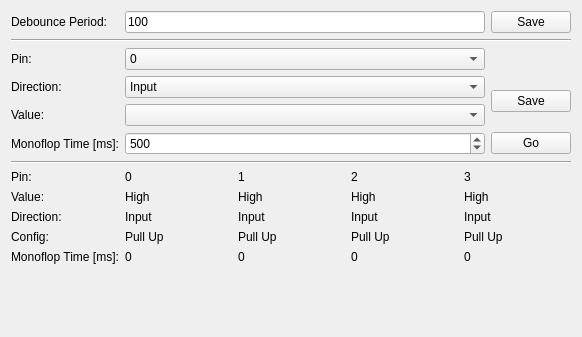
Qt form src/brickv/plugin_system/plugins/io4/ui/io4.ui (Tinkerforge/brickv) before a commit.
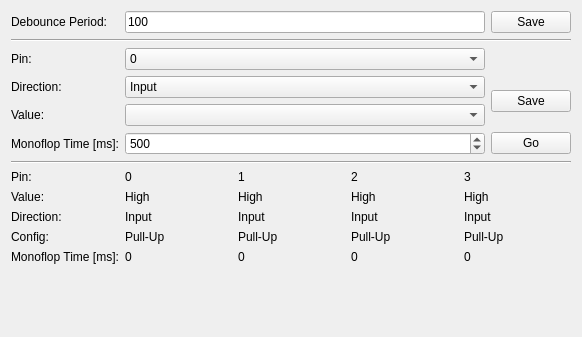
The same form after that commit.

Commit message: Unify wording of 'pull-up'

The edit to the form file:
```diff
--- a/src/brickv/plugin_system/plugins/io4/ui/io4.ui
+++ b/src/brickv/plugin_system/plugins/io4/ui/io4.ui
@@ -215,28 +215,28 @@
        <item row="3" column="0">
         <widget class="QLabel" name="ac0">
          <property name="text">
-          <string>Pull Up</string>
+          <string>Pull-Up</string>
          </property>
         </widget>
        </item>
        <item row="3" column="1">
         <widget class="QLabel" name="ac1">
          <property name="text">
-          <string>Pull Up</string>
+          <string>Pull-Up</string>
          </property>
         </widget>
        </item>
        <item row="3" column="2">
         <widget class="QLabel" name="ac2">
          <property name="text">
-          <string>Pull Up</string>
+          <string>Pull-Up</string>
          </property>
         </widget>
        </item>
        <item row="3" column="3">
         <widget class="QLabel" name="ac3">
          <property name="text">
-          <string>Pull Up</string>
+          <string>Pull-Up</string>
          </property>
         </widget>
        </item>
```
The commit also changes 3 other files.
